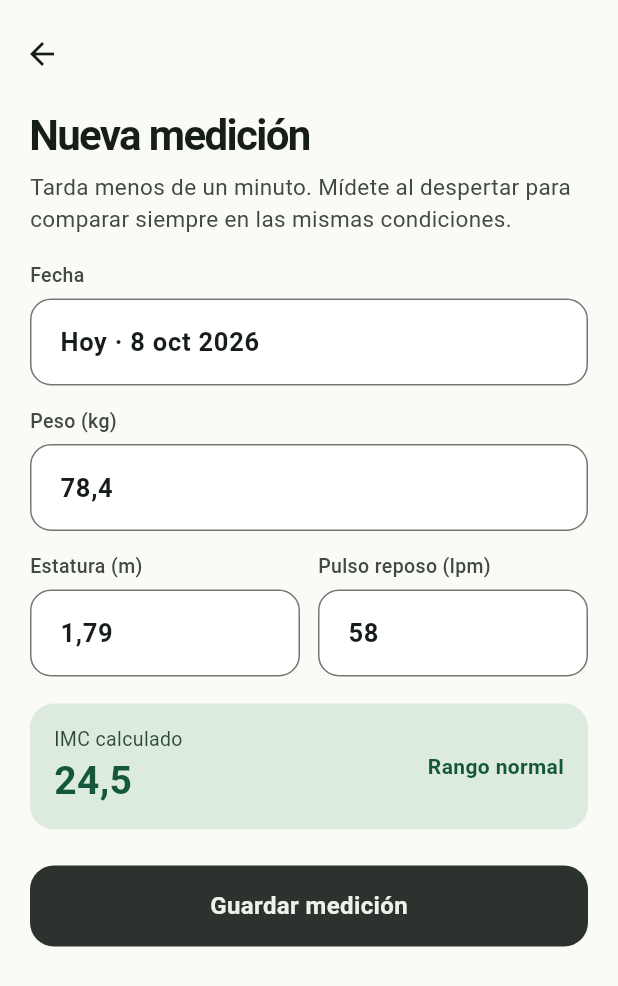
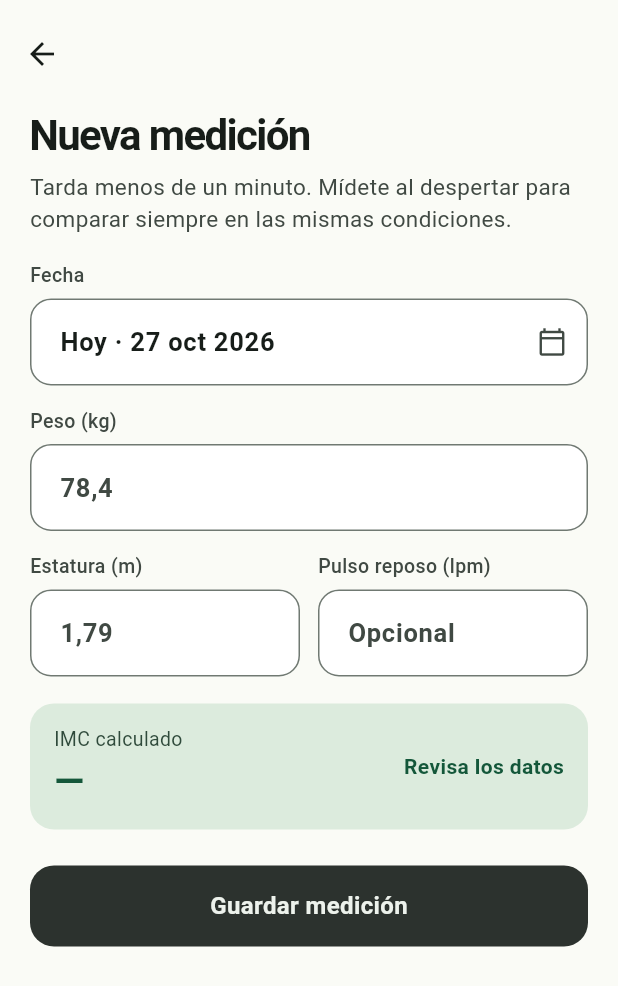
Before and after one commit to red-nato/golfy_app, a Flutter app: the NuevaMedicionPage screen opened directly, on a phone screen of 412 x 824 dp. Shown: the top 986 px of the screen. Run offline on Flutter 3.47's test engine with Material 3 defaults, Android fonts, the phone set to English and light mode, and no system bars; our stand-ins replace dio, supabase_flutter; accounts and stored records are empty; network calls fail.

Commit message:
feat(mediciones): formulario con validación que crea y edita en Supabase

```diff
--- a/lib/pages/nueva_medicion_page.dart
+++ b/lib/pages/nueva_medicion_page.dart
@@ -1,23 +1,55 @@
 import 'package:flutter/material.dart';
+import 'package:provider/provider.dart';
+
+import '../models/medicion.dart';
+import '../providers/mediciones_provider.dart';
 
 const _green = Color(0xFF14573A);
 
+const _meses = [
+  'ene', 'feb', 'mar', 'abr', 'may', 'jun',
+  'jul', 'ago', 'sep', 'oct', 'nov', 'dic',
+];
+
 class NuevaMedicionPage extends StatefulWidget {
-  const NuevaMedicionPage({super.key});
+  // Sin medición: crea una nueva. Con medición: edita esa.
+  const NuevaMedicionPage({super.key, this.medicion});
+
+  final Medicion? medicion;
 
   @override
   State<NuevaMedicionPage> createState() => _NuevaMedicionPageState();
 }
 
 class _NuevaMedicionPageState extends State<NuevaMedicionPage> {
-  final _fecha = TextEditingController(text: 'Hoy · 8 oct 2026');
-  final _peso = TextEditingController(text: '78,4');
-  final _estatura = TextEditingController(text: '1,79');
-  final _pulso = TextEditingController(text: '58');
+  final _formKey = GlobalKey<FormState>();
+  final _fechaCtrl = TextEditingController();
+  late final TextEditingController _peso;
+  late final TextEditingController _estatura;
+  late final TextEditingController _pulso;
+
+  late DateTime _fecha;
+  bool _guardando = false;
+
+  bool get _editando => widget.medicion != null;
+
+  @override
+  void initState() {
+    super.initState();
+    // Si viene una medición, los campos parten con sus datos; si no, vacíos.
+    final m = widget.medicion;
+    _fecha = m?.fecha ?? DateTime.now();
+    _fechaCtrl.text = _fechaTexto(_fecha);
+    _peso = TextEditingController(text: m == null ? '' : _decimal(m.peso));
+    _estatura = TextEditingController(
+      text: m == null ? '' : _decimal(m.estatura),
+    );
+    _pulso = TextEditingController(text: m?.pulso?.toString() ?? '');
+  }
 
   @override
   void dispose() {
-    _fecha.dispose();
+    _fechaCtrl.dispose();
     _peso.dispose();
     _estatura.dispose();
     _pulso.dispose();
@@ -27,6 +59,20 @@ class _NuevaMedicionPageState extends State<NuevaMedicionPage> {
   // Acepta coma o punto decimal: "78,4" -> 78.4
   double? _numero(String texto) {
     return double.tryParse(texto.trim().replaceAll(',', '.'));
+  }
+
+  // 78.4 -> "78,4" y 78.0 -> "78", para mostrar al editar.
+  String _decimal(double n) {
+    if (n == n.roundToDouble()) return n.toInt().toString();
+    return n.toString().replaceAll('.', ',');
+  }
+
+  String _fechaTexto(DateTime f) {
+    final hoy = DateTime.now();
+    final esHoy =
+        f.year == hoy.year && f.month == hoy.month && f.day == hoy.day;
+    final texto = '${f.day} ${_meses[f.month - 1]} ${f.year}';
+    return esHoy ? 'Hoy · $texto' : texto;
   }
 
   // IMC = peso / estatura². Si falta algún dato, devuelve null.
@@ -45,11 +91,78 @@ class _NuevaMedicionPageState extends State<NuevaMedicionPage> {
     return 'Sobre el rango normal';
   }
 
-  void _guardar() {
+  // Los mismos rangos que los `check` de la tabla en Supabase.
+  String? _validarPeso(String? valor) {
+    final texto = valor?.trim() ?? '';
+    if (texto.isEmpty) return 'Escribe tu peso';
+    final n = _numero(texto);
+    if (n == null) return 'Solo números, por ejemplo 78,4';
+    if (n < 20 || n > 300) return 'Entre 20 y 300 kg';
+    return null;
+  }
+
+  String? _validarEstatura(String? valor) {
+    final texto = valor?.trim() ?? '';
+    if (texto.isEmpty) return 'Escribe tu estatura';
+    final n = _numero(texto);
+    if (n == null) return 'Solo números, por ejemplo 1,79';
+    if (n > 3) return 'En metros, por ejemplo 1,79';
+    if (n < 1 || n > 2.5) return 'Entre 1 y 2,5 m';
+    return null;
+  }
+
+  String? _validarPulso(String? valor) {
+    final texto = valor?.trim() ?? '';
+    if (texto.isEmpty) return null; // el pulso es opcional
+    final n = int.tryParse(texto);
+    if (n == null) return 'Solo números enteros';
+    if (n < 30 || n > 220) return 'Entre 30 y 220';
+    return null;
+  }
+
+  Future<void> _elegirFecha() async {
+    final elegida = await showDatePicker(
+      context: context,
+      initialDate: _fecha,
+      firstDate: DateTime(2020),
+      lastDate: DateTime.now(), // no se registran mediciones del futuro
+    );
+    if (elegida == null) return; // cerró el calendario sin elegir
+    setState(() {
+      _fecha = elegida;
+      _fechaCtrl.text = _fechaTexto(elegida);
+    });
+  }
+
+  Future<void> _guardar() async {
+    // Corre los tres validator; si alguno falla, muestra el error y no sigue.
+    if (!_formKey.currentState!.validate()) return;
+
+    final pulsoTexto = _pulso.text.trim();
+    final medicion = Medicion(
+      id: widget.medicion?.id, // null al crear; el id original al editar
+      fecha: _fecha,
+      peso: _numero(_peso.text)!,
+      estatura: _numero(_estatura.text)!,
+      pulso: pulsoTexto.isEmpty ? null : int.parse(pulsoTexto),
+    );
+
+    setState(() => _guardando = true);
+    final error = await context.read<MedicionesProvider>().guardar(medicion);
+    if (!mounted) return;
+    setState(() => _guardando = false);
+
+    final messenger = ScaffoldMessenger.of(context);
+    if (error != null) {
+      messenger.showSnackBar(SnackBar(content: Text(error)));
+      return;
+    }
     Navigator.pop(context);
-    ScaffoldMessenger.of(
-      context,
-    ).showSnackBar(const SnackBar(content: Text('Medición guardada')));
+    messenger.showSnackBar(
+      SnackBar(
+        content: Text(_editando ? 'Medición actualizada' : 'Medición guardada'),
+      ),
+    );
   }
 
   @override
@@ -63,11 +176,13 @@ class _NuevaMedicionPageState extends State<NuevaMedicionPage> {
       appBar: AppBar(),
       body: SingleChildScrollView(
         padding: const EdgeInsets.fromLTRB(20, 0, 20, 24),
+        child: Form(
+          key: _formKey,
           child: Column(
             crossAxisAlignment: CrossAxisAlignment.start,
             children: [
               Text(
-              'Nueva medición',
+                _editando ? 'Editar medición' : 'Nueva medición',
                 style: theme.textTheme.headlineMedium?.copyWith(
                   fontWeight: FontWeight.w700,
                 ),
@@ -83,11 +198,18 @@ class _NuevaMedicionPageState extends State<NuevaMedicionPage> {
                 ),
               ),
               const SizedBox(height: 18),
-            _Campo(label: 'Fecha', controller: _fecha, soloLectura: true),
+              _Campo(
+                label: 'Fecha',
+                controller: _fechaCtrl,
+                soloLectura: true,
+                onTap: _elegirFecha,
+              ),
               const SizedBox(height: 14),
               _Campo(
                 label: 'Peso (kg)',
                 controller: _peso,
+                hint: '78,4',
+                validator: _validarPeso,
                 onChanged: () => setState(() {}),
               ),
               const SizedBox(height: 14),
@@ -98,6 +220,8 @@ class _NuevaMedicionPageState extends State<NuevaMedicionPage> {
                     child: _Campo(
                       label: 'Estatura (m)',
                       controller: _estatura,
+                      hint: '1,79',
+                      validator: _validarEstatura,
                       onChanged: () => setState(() {}),
                     ),
                   ),
@@ -106,7 +230,8 @@ class _NuevaMedicionPageState extends State<NuevaMedicionPage> {
                     child: _Campo(
                       label: 'Pulso reposo (lpm)',
                       controller: _pulso,
-                    onChanged: () => setState(() {}),
+                      hint: 'Opcional',
+                      validator: _validarPulso,
                     ),
                   ),
                 ],
@@ -114,7 +239,10 @@ class _NuevaMedicionPageState extends State<NuevaMedicionPage> {
               const SizedBox(height: 18),
               Container(
                 width: double.infinity,
-              padding: const EdgeInsets.symmetric(horizontal: 16, vertical: 14),
+                padding: const EdgeInsets.symmetric(
+                  horizontal: 16,
+                  vertical: 14,
+                ),
                 decoration: BoxDecoration(
                   color: isDark
                       ? _green.withValues(alpha: 0.45)
@@ -165,12 +293,22 @@ class _NuevaMedicionPageState extends State<NuevaMedicionPage> {
                 borderRadius: BorderRadius.circular(16),
                 child: InkWell(
                   borderRadius: BorderRadius.circular(16),
-                onTap: _guardar,
+                  // null deshabilita el botón mientras se guarda.
+                  onTap: _guardando ? null : _guardar,
                   child: Container(
                     height: 54,
                     alignment: Alignment.center,
-                  child: Text(
-                    'Guardar medición',
+                    child: _guardando
+                        ? SizedBox(
+                            height: 22,
+                            width: 22,
+                            child: CircularProgressIndicator(
+                              strokeWidth: 2,
+                              color: scheme.onInverseSurface,
+                            ),
+                          )
+                        : Text(
+                            _editando ? 'Guardar cambios' : 'Guardar medición',
                             style: TextStyle(
                               color: scheme.onInverseSurface,
                               fontSize: 16,
@@ -183,6 +321,7 @@ class _NuevaMedicionPageState extends State<NuevaMedicionPage> {
             ],
           ),
         ),
+      ),
     );
   }
 }
@@ -191,13 +330,19 @@ class _Campo extends StatelessWidget {
   const _Campo({
     required this.label,
     required this.controller,
+    this.hint,
+    this.validator,
     this.onChanged,
+    this.onTap,
     this.soloLectura = false,
   });
 
   final String label;
   final TextEditingController controller;
+  final String? hint;
+  final FormFieldValidator<String>? validator;
   final VoidCallback? onChanged;
+  final VoidCallback? onTap;
   final bool soloLectura;
 
   @override
@@ -223,21 +368,29 @@ class _Campo extends StatelessWidget {
           ),
         ),
         const SizedBox(height: 6),
-        TextField(
+        TextFormField(
           controller: controller,
           readOnly: soloLectura,
+          onTap: onTap,
+          validator: validator,
           onChanged: (_) => onChanged?.call(),
           keyboardType: const TextInputType.numberWithOptions(decimal: true),
           style: const TextStyle(fontSize: 17, fontWeight: FontWeight.w600),
           decoration: InputDecoration(
+            hintText: hint,
             filled: true,
             fillColor: scheme.surfaceContainerLow,
             contentPadding: const EdgeInsets.symmetric(
               horizontal: 16,
               vertical: 16,
             ),
+            suffixIcon: soloLectura
+                ? const Icon(Icons.calendar_today_outlined, size: 20)
+                : null,
             enabledBorder: borde(scheme.outline, 1),
             focusedBorder: borde(_green, 2),
+            errorBorder: borde(scheme.error, 1),
+            focusedErrorBorder: borde(scheme.error, 2),
           ),
         ),
       ],
```
Lines whose indentation alone changed are shown as unchanged.
